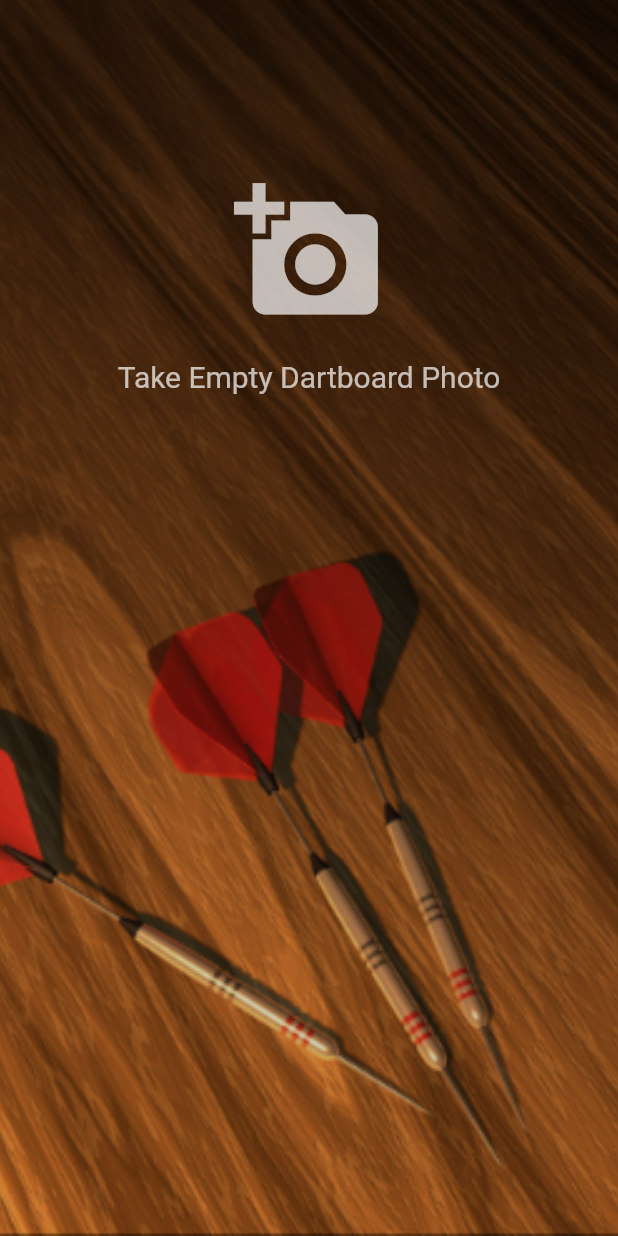
After one commit to MariaNabil/Flutter_Darts_App, a Flutter app: the MyHomePage screen opened directly, after a tap on the "add a photo" icon, on a phone screen of 412 x 824 dp. The commit adds this screen. Run offline on Flutter 3.47's test engine with Material 2 defaults, Android fonts, the phone set to English and light mode, and no system bars; our stand-ins replace image_picker.

Commit message:
Add take picture

```diff
--- /dev/null
+++ b/lib/routes/CaptureScreen.dart
@@ -0,0 +1,115 @@
+import 'dart:io';
+import 'package:flutter/material.dart';
+import 'package:image_picker/image_picker.dart';
+
+TextStyle _textStyle = TextStyle(fontSize: 20, color: Colors.white70);
+//File image = null;
+
+Widget TakePictureScreen(BuildContext context, String player1, String player2) {
+  return MaterialApp(
+    home: MyHomePage(),
+  );
+}
+
+class MyHomePage extends StatefulWidget {
+  @override
+  _MyHomePageState createState() => _MyHomePageState();
+}
+
+class _MyHomePageState extends State<MyHomePage> {
+  File _image;
+
+  Future getImage() async {
+    var image = await ImagePicker.pickImage(source: ImageSource.camera);
+
+    ///image = await ImagePicker.pickImage(source: ImageSource.camera);
+
+    setState(() {
+      _image = image;
+    });
+  }
+
+  Widget _iconWidget() {
+    return Expanded(
+      flex: 1,
+      child: IconButton(
+        icon: Icon(
+          _image == null ? Icons.add_a_photo : Icons.done,
+          color: Colors.white70,
+        ),
+        onPressed: () {
+          getImage();
+        },
+        iconSize: 100,
+      ),
+    );
+  }
+
+  Widget _buttonWidget() {
+    return Opacity(
+      opacity: _image == null ? 0.0 : 1.0,
+      child: Container(
+        margin: EdgeInsets.only(top: 20, bottom: 20),
+        child: RaisedButton(
+            padding:
+                const EdgeInsets.only(right: 40, left: 40, top: 20, bottom: 20),
+            color: Colors.transparent,
+            child: Text(
+              'NEXT',
+              style: TextStyle(
+                  fontSize: 20,
+                  color: Colors.white70,
+                  fontWeight: FontWeight.bold),
+            ),
+            shape: new RoundedRectangleBorder(
+              borderRadius: new BorderRadius.circular(30.0),
+              side: BorderSide(
+                width: 2,
+                color: Colors.white60,
+              ),
+            ),
+            onPressed: _image == null ? null : () {}),
+      ),
+    );
+  }
+
+  Widget _textWidget() {
+    return Container(
+      margin: EdgeInsets.all(20),
+      child: Text(
+        _image == null
+            ? 'Take Empty Dartboard Photo'
+            : 'Image Taken Successfully',
+        style: _textStyle,
+      ),
+    );
+  }
+
+  @override
+  Widget build(BuildContext context) {
+    return Container(
+      padding: const EdgeInsets.only(top: 50),
+      decoration: BoxDecoration(
+          image: DecorationImage(
+              image: AssetImage("assets/images/11.png"), fit: BoxFit.cover)),
+      child: Scaffold(
+        backgroundColor: Colors.transparent,
+        body: Column(
+          children: <Widget>[
+            Container(
+              height: 60,
+            ),
+            _iconWidget(),
+            _textWidget(),
+            Expanded(
+                flex: 4,
+                child: Container(
+                  color: Colors.transparent,
+                )),
+            _buttonWidget(),
+          ],
+        ),
+      ),
+    );
+  }
+}
--- a/lib/routes/StartGamePage.dart
+++ b/lib/routes/StartGamePage.dart
@@ -1,6 +1,6 @@
 import 'package:flutter/material.dart';
-import './TakePicsScreen.dart';
 import '../Alert.dart';
+import './CaptureScreen.dart';
 
 Widget StartGamePage(BuildContext context) {
   String player1 = "";
@@ -121,7 +121,7 @@ Widget StartGamePage(BuildContext context) {
                     MaterialPageRoute<void>(
                       // Add 20 lines from here...
                       builder: (BuildContext context) {
-                        return TakePicsScreen(context, player1, player2);
+                        return TakePictureScreen(context, player1, player2);
                       },
                     ),
                   );
--- a/pubspec.yaml
+++ b/pubspec.yaml
@@ -19,10 +19,14 @@ environment:
 dependencies:
   flutter:
     sdk: flutter
-  image_picker: ^5.4.3
+  #image_picker: 5.4.3
   # The following adds the Cupertino Icons font to your application.
   # Use with the CupertinoIcons class for iOS style icons.
   cupertino_icons: ^0.1.2
+  camera:
+  path_provider:
+  path:
+  image_picker:
 
 dev_dependencies:
   flutter_test:
```
Also changed, not shown: lib/routes/TakePicsScreen.dart (deleted, +0 -90 lines), pubspec.lock, 1 other file.
